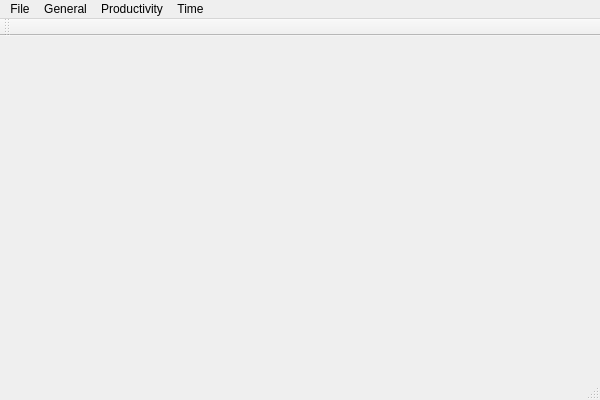
First picture: the form in HxNxToolkit.ui, repository Hitonoriol/HxNxToolkit, before the edit.
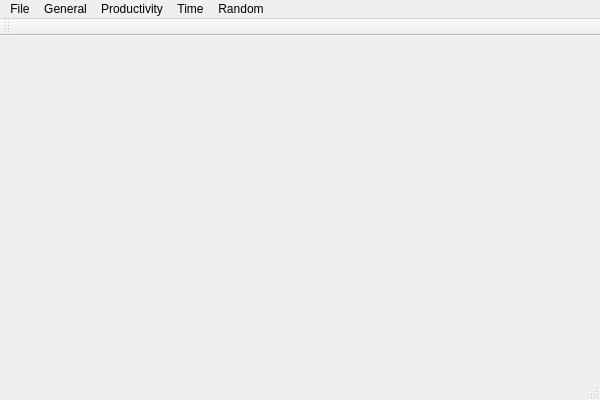
Second picture: the form after the edit.

Commit message: Add random number generator tool

```diff
--- a/HxNxToolkit.ui
+++ b/HxNxToolkit.ui
@@ -91,10 +91,17 @@
     <addaction name="ActionStopwatch"/>
     <addaction name="ActionTimer"/>
    </widget>
+   <widget class="QMenu" name="menuRandom">
+    <property name="title">
+     <string>Random</string>
+    </property>
+    <addaction name="ActionRandomNumber"/>
+   </widget>
    <addaction name="MenuFile"/>
    <addaction name="MenuGeneral"/>
    <addaction name="MenuProductivity"/>
    <addaction name="MenuTime"/>
+   <addaction name="menuRandom"/>
   </widget>
   <widget class="QToolBar" name="MainToolBar">
    <attribute name="toolBarArea">
```
Left out of the diff: 27 changed lines with no effect on the pictures. The commit also changes 8 other files.
